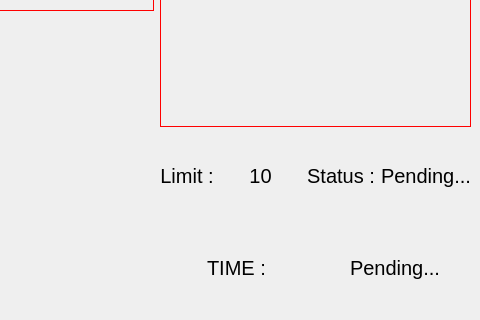
Qt form ui/prototype.ui (Aumie/inoutDetect) before a commit; both pictures show x 796 to 1276 and y 490 to 810 of the 1276 by 810 pixel window.
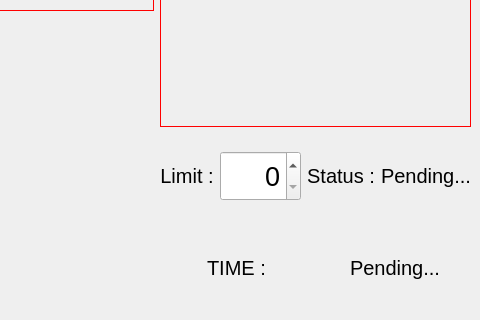
The same form after that commit.

```diff
--- a/ui/prototype.ui
+++ b/ui/prototype.ui
@@ -158,19 +158,29 @@
          </widget>
         </item>
         <item>
-         <widget class="QLabel" name="limitnumlbl">
+         <layout class="QVBoxLayout" name="verticalLayout" stretch="0">
+          <item>
+           <widget class="QSpinBox" name="spinBox">
+            <property name="maximumSize">
+             <size>
+              <width>100</width>
+              <height>50</height>
+             </size>
+            </property>
           <property name="font">
            <font>
-            <pointsize>15</pointsize>
-           </font>
-          </property>
-          <property name="text">
-           <string>10</string>
-          </property>
+              <pointsize>20</pointsize>
+             </font>
+            </property>
           <property name="alignment">
-           <set>Qt::AlignCenter</set>
-          </property>
-         </widget>
+             <set>Qt::AlignRight|Qt::AlignTrailing|Qt::AlignVCenter</set>
+            </property>
+            <property name="value">
+             <number>0</number>
+            </property>
+           </widget>
+          </item>
+         </layout>
         </item>
         <item>
          <widget class="QLabel" name="statuslbl">
```
Left out of the diff: 2 changed lines with no effect on the pictures. Lines whose indentation alone changed are shown as unchanged.
